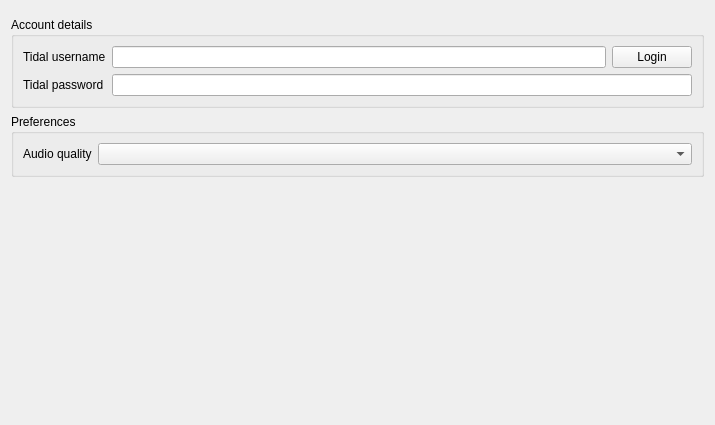
strawberrymusicplayer/strawberry, file src/settings/tidalsettingspage.ui: the form before one commit.
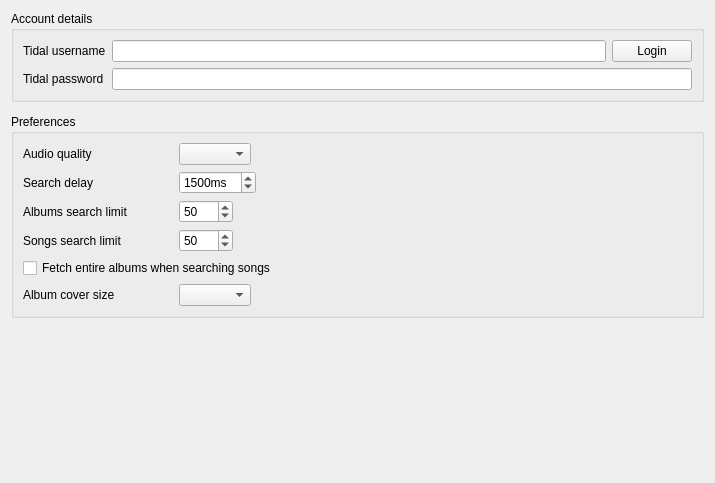
The form after the commit. Icons and pictures are not drawn. Custom widgets are drawn as their Qt base class.

```diff
--- a/src/settings/tidalsettingspage.ui
+++ b/src/settings/tidalsettingspage.ui
@@ -7,16 +7,13 @@
     <x>0</x>
     <y>0</y>
     <width>715</width>
-    <height>425</height>
+    <height>483</height>
    </rect>
   </property>
   <property name="windowTitle">
    <string>Tidal</string>
   </property>
   <layout class="QVBoxLayout" name="verticalLayout">
-   <item>
-    <widget class="LoginStateWidget" name="login_state" native="true"/>
-   </item>
    <item>
     <widget class="QGroupBox" name="credential_group">
      <property name="sizePolicy">
@@ -68,20 +65,221 @@
     </widget>
    </item>
    <item>
-    <widget class="QGroupBox" name="groupbox_pref">
+    <widget class="LoginStateWidget" name="login_state" native="true"/>
+   </item>
+   <item>
+    <widget class="QGroupBox" name="groupbox_preferences">
      <property name="title">
       <string>Preferences</string>
      </property>
-     <layout class="QFormLayout" name="formLayout_2">
-      <item row="0" column="0">
-       <widget class="QLabel" name="label_quality">
+     <layout class="QVBoxLayout" name="verticalLayout_2">
+      <item>
+       <layout class="QHBoxLayout" name="horizontalLayout_quality">
+        <item>
+         <widget class="QLabel" name="label_quality">
+          <property name="minimumSize">
+           <size>
+            <width>150</width>
+            <height>0</height>
+           </size>
+          </property>
+          <property name="text">
+           <string>Audio quality</string>
+          </property>
+         </widget>
+        </item>
+        <item>
+         <widget class="QComboBox" name="combobox_quality"/>
+        </item>
+        <item>
+         <spacer name="spacer_quality">
+          <property name="orientation">
+           <enum>Qt::Horizontal</enum>
+          </property>
+          <property name="sizeHint" stdset="0">
+           <size>
+            <width>40</width>
+            <height>20</height>
+           </size>
+          </property>
+         </spacer>
+        </item>
+       </layout>
+      </item>
+      <item>
+       <layout class="QHBoxLayout" name="horizontalLayout_searchdelay">
+        <item>
+         <widget class="QLabel" name="label_searchdelay">
+          <property name="minimumSize">
+           <size>
+            <width>150</width>
+            <height>0</height>
+           </size>
+          </property>
+          <property name="text">
+           <string>Search delay</string>
+          </property>
+         </widget>
+        </item>
+        <item>
+         <widget class="QSpinBox" name="spinbox_searchdelay">
+          <property name="suffix">
+           <string>ms</string>
+          </property>
+          <property name="minimum">
+           <number>0</number>
+          </property>
+          <property name="maximum">
+           <number>10000</number>
+          </property>
+          <property name="singleStep">
+           <number>50</number>
+          </property>
+          <property name="value">
+           <number>1500</number>
+          </property>
+         </widget>
+        </item>
+        <item>
+         <spacer name="spacer_searchdelay">
+          <property name="orientation">
+           <enum>Qt::Horizontal</enum>
+          </property>
+          <property name="sizeHint" stdset="0">
+           <size>
+            <width>40</width>
+            <height>20</height>
+           </size>
+          </property>
+         </spacer>
+        </item>
+       </layout>
+      </item>
+      <item>
+       <layout class="QHBoxLayout" name="horizontalLayout_albumssearchlimit">
+        <item>
+         <widget class="QLabel" name="label_albumssearchlimit">
+          <property name="minimumSize">
+           <size>
+            <width>150</width>
+            <height>0</height>
+           </size>
+          </property>
+          <property name="text">
+           <string>Albums search limit</string>
+          </property>
+         </widget>
+        </item>
+        <item>
+         <widget class="QSpinBox" name="spinbox_albumssearchlimit">
+          <property name="minimum">
+           <number>1</number>
+          </property>
+          <property name="maximum">
+           <number>1000</number>
+          </property>
+          <property name="value">
+           <number>50</number>
+          </property>
+         </widget>
+        </item>
+        <item>
+         <spacer name="spacer_albumssearchlimit">
+          <property name="orientation">
+           <enum>Qt::Horizontal</enum>
+          </property>
+          <property name="sizeHint" stdset="0">
+           <size>
+            <width>40</width>
+            <height>20</height>
+           </size>
+          </property>
+         </spacer>
+        </item>
+       </layout>
+      </item>
+      <item>
+       <layout class="QHBoxLayout" name="horizontalLayout_songssearchlimit">
+        <item>
+         <widget class="QLabel" name="label_songssearchlimit">
+          <property name="minimumSize">
+           <size>
+            <width>150</width>
+            <height>0</height>
+           </size>
+          </property>
+          <property name="text">
+           <string>Songs search limit</string>
+          </property>
+         </widget>
+        </item>
+        <item>
+         <widget class="QSpinBox" name="spinbox_songssearchlimit">
+          <property name="minimum">
+           <number>1</number>
+          </property>
+          <property name="maximum">
+           <number>1000</number>
+          </property>
+          <property name="value">
+           <number>50</number>
+          </property>
+         </widget>
+        </item>
+        <item>
+         <spacer name="spacer_songssearchlimit">
+          <property name="orientation">
+           <enum>Qt::Horizontal</enum>
+          </property>
+          <property name="sizeHint" stdset="0">
+           <size>
+            <width>40</width>
+            <height>20</height>
+           </size>
+          </property>
+         </spacer>
+        </item>
+       </layout>
+      </item>
+      <item>
+       <widget class="QCheckBox" name="checkbox_fetchalbums">
         <property name="text">
-         <string>Audio quality</string>
+         <string>Fetch entire albums when searching songs</string>
         </property>
        </widget>
       </item>
-      <item row="0" column="1">
-       <widget class="QComboBox" name="combobox_quality"/>
+      <item>
+       <layout class="QHBoxLayout" name="horizontalLayout_coversize">
+        <item>
+         <widget class="QLabel" name="label_coversize">
+          <property name="minimumSize">
+           <size>
+            <width>150</width>
+            <height>0</height>
+           </size>
+          </property>
+          <property name="text">
+           <string>Album cover size</string>
+          </property>
+         </widget>
+        </item>
+        <item>
+         <widget class="QComboBox" name="combobox_coversize"/>
+        </item>
+        <item>
+         <spacer name="spacer_coversize">
+          <property name="orientation">
+           <enum>Qt::Horizontal</enum>
+          </property>
+          <property name="sizeHint" stdset="0">
+           <size>
+            <width>40</width>
+            <height>20</height>
+           </size>
+          </property>
+         </spacer>
+        </item>
+       </layout>
       </item>
      </layout>
     </widget>
```
